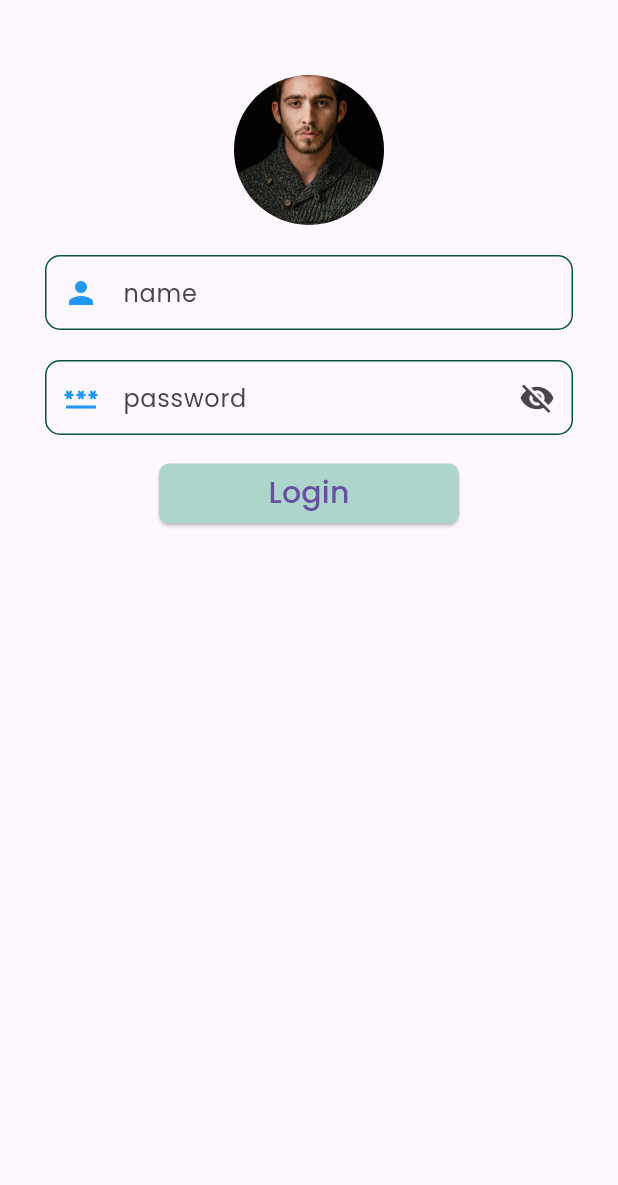
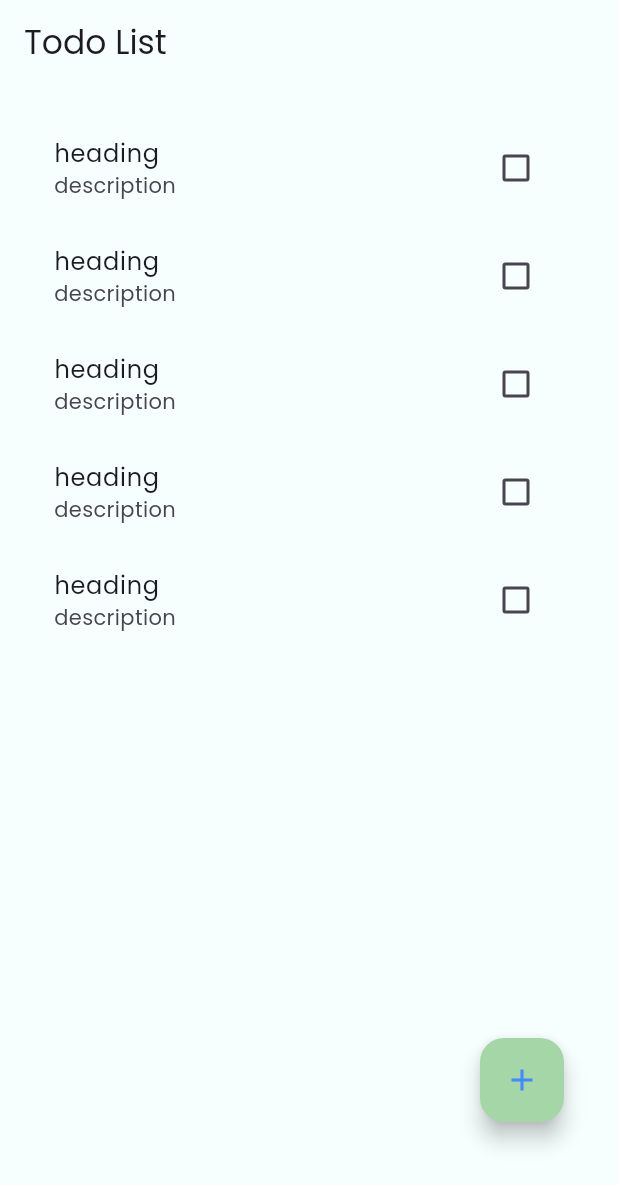
Before and after one commit to Hisamat7/fluttertest, a Flutter app: the screen it shows after launch, on a phone screen of 412 x 824 dp. Shown: the top 1185 px of the screen. Run offline on Flutter 3.47's test engine with Material 3 defaults, Android fonts, the light colour scheme and no system bars; our stand-ins replace flutter_screenutil, hive_flutter, shared_preferences; accounts and stored records are empty.

Commit message:
created todo home

```diff
--- /dev/null
+++ b/lib/hive_db/model/todo_model.dart
@@ -0,0 +1,17 @@
+import 'package:hive_flutter/adapters.dart';
+
+part 'todo_model.g.dart';
+
+@HiveType(typeId: 1)
+class Todo {
+  @HiveField(0)
+  String title;
+
+  @HiveField(1)
+  String description;
+  @HiveField(2)
+  DateTime createdAt;
+  @HiveField(3)
+  bool isCompleted;
+  Todo({required this.title, required this.isCompleted,required this.description,required this.createdAt});
+}
--- /dev/null
+++ b/lib/hive_db/screens/TodoHomeHive.dart
@@ -0,0 +1,55 @@
+import 'package:flutter/material.dart';
+
+class Todohomehive extends StatefulWidget {
+  const Todohomehive({super.key});
+
+  @override
+  State<Todohomehive> createState() => _TodohomehiveState();
+}
+
+class _TodohomehiveState extends State<Todohomehive> {
+  List<bool> checkboxStates = List.generate(5, (index) => false);
+  @override
+  Widget build(BuildContext context) {
+    return Scaffold(
+      floatingActionButton: Padding(
+        padding: const EdgeInsets.only(
+          left: 20,
+          right: 20,
+          bottom: 60,
+        ),
+        child: FloatingActionButton(
+            backgroundColor: Colors.green[200],
+            child: Icon(
+              Icons.add,
+              color: Colors.blueAccent,
+            ),
+            onPressed: () {}),
+      ),
+      appBar: AppBar(
+        backgroundColor: Colors.transparent,
+        surfaceTintColor: Colors.transparent,
+        title: Text("Todo List"),
+      ),
+      backgroundColor: const Color.fromARGB(255, 246, 254, 254),
+      body: Container(
+        padding: EdgeInsets.all(20),
+        child: ListView.builder(
+            itemCount: 5,
+            itemBuilder: (context, index) {
+              return ListTile(
+                title: Text("heading"),
+                subtitle: Text("description"),
+                trailing: Checkbox(
+                    value: checkboxStates[index],
+                    onChanged: (value) {
+                      setState(() {
+                        checkboxStates[index] = value ?? false;
+                      });
+                    }),
+              );
+            }),
+      ),
+    );
+  }
+}
--- a/lib/main.dart
+++ b/lib/main.dart
@@ -7,7 +7,6 @@ import 'package:flutter_application_1/Sharedprefernce/RegisterPageSHp.dart';
 import 'package:flutter_application_1/Sharedprefernce/SharedPerfernceTheme.dart';
 import 'package:flutter_application_1/Sharedprefernce/SimpleSharedprefernceEx.dart';
 import 'package:flutter_application_1/Sharedprefernce/loginpageSHp.dart';
-
 import 'package:flutter_application_1/StateFulWidget.dart/PasswordEyeState.dart';
 import 'package:flutter_application_1/StateFulWidget.dart/StatefulWidget.dart';
 import 'package:flutter_application_1/WedHeart/DetailShowMainWidget.dart';
@@ -19,6 +18,7 @@ import 'package:flutter_application_1/WedHeart/VenueHome.dart';
 import 'package:flutter_application_1/anonymous_routing/first.dart';
 import 'package:flutter_application_1/eg.dart';
 import 'package:flutter_application_1/example.dart';
+import 'package:flutter_application_1/hive_db/screens/TodoHomeHive.dart';
 import 'package:flutter_application_1/intermediate_flutter/Module1/Runfile.dart';
 import 'package:flutter_application_1/study.dart';
 import 'package:flutter_application_1/widget/ScafoldEx.dart';
@@ -71,7 +71,7 @@ void main() {
             useMaterial3: true,
             fontFamily: 'Poppins',
           ),
-          home: Loginpageshp());
+          home:Todohomehive() );
     },
   ));
 }
```
Also changed, not shown: pubspec.yaml (+18 -27 lines), lib/hive_db/model/todo_model.g.dart (added), pubspec.lock, 1 other file.
